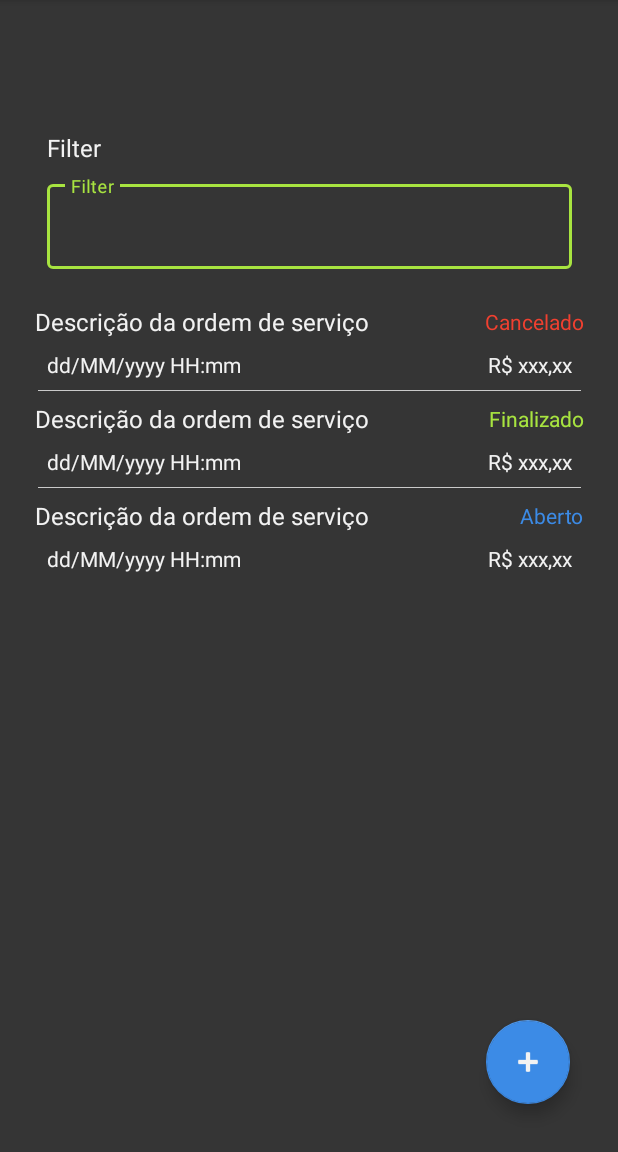
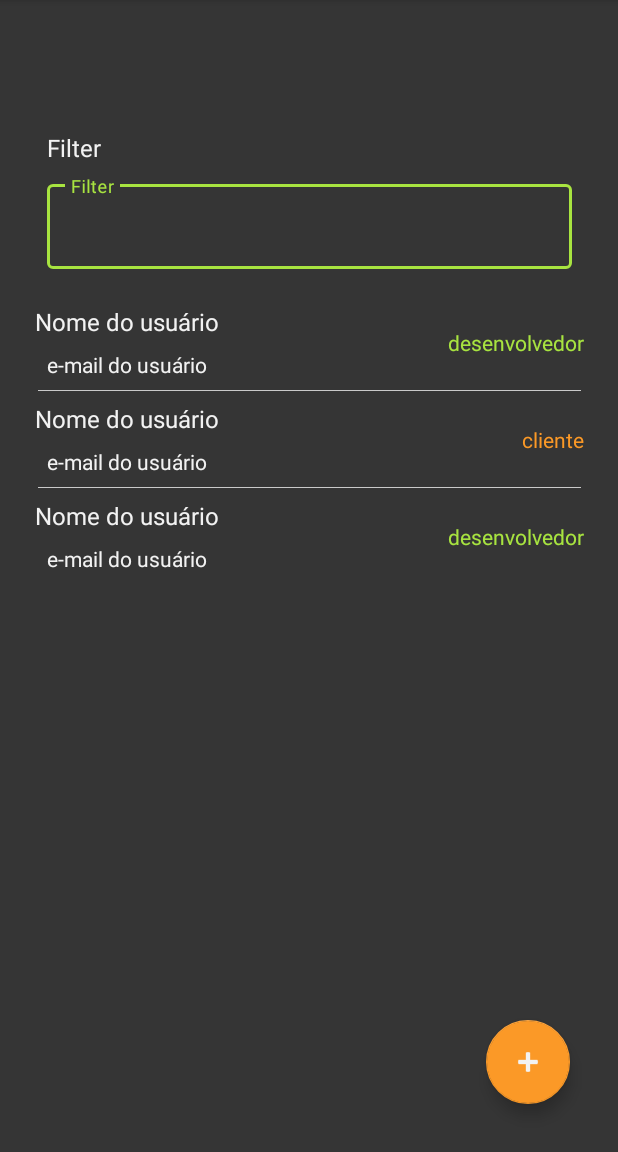
Before and after one commit to Felix-xilef/HavingOrder, an Android app: the UsersActivity screen opened directly, with no data from a screen before it, on a phone screen of 412 x 824 dp, the part 84-1236 px from its top. Run offline under Robolectric (Android 15) with nearby library versions, the phone set to English and light mode, and no system bars.

Commit message:
Created users screen

```diff
--- a/app/src/main/res/layout/activity_users.xml
+++ b/app/src/main/res/layout/activity_users.xml
@@ -62,6 +62,7 @@
             app:layout_constraintTop_toBottomOf="@+id/txtFilter">
 
             <LinearLayout
+                android:id="@+id/userEntries"
                 android:layout_width="match_parent"
                 android:layout_height="wrap_content"
                 android:divider="@color/foreground_dark"
@@ -78,48 +79,39 @@
                     android:onClick="goToAddEditUser">
 
                     <TextView
-                        android:id="@+id/lblDescription"
+                        android:id="@+id/lblName"
                         android:layout_width="wrap_content"
                         android:layout_height="wrap_content"
                         android:layout_marginStart="8dp"
                         android:layout_marginTop="8dp"
-                        android:text="Descrição da ordem de serviço"
+                        android:text="Nome do usuário"
                         android:textSize="16sp"
                         app:layout_constraintStart_toStartOf="parent"
                         app:layout_constraintTop_toTopOf="parent" />
 
                     <TextView
-                        android:id="@+id/lblStatus"
+                        android:id="@+id/lblType"
                         android:layout_width="wrap_content"
                         android:layout_height="wrap_content"
                         android:layout_marginEnd="8dp"
-                        android:text="Cancelado"
-                        android:textColor="@color/light_red"
-                        app:layout_constraintBottom_toBottomOf="@+id/lblDescription"
+                        android:text="desenvolvedor"
+                        android:textColor="@color/light_green"
+                        app:layout_constraintBottom_toBottomOf="@+id/lblEmail"
                         app:layout_constraintEnd_toEndOf="parent"
-                        app:layout_constraintTop_toTopOf="@+id/lblDescription" />
+                        app:layout_constraintTop_toTopOf="@+id/lblName" />
 
                     <TextView
-                        android:id="@+id/lblDate"
+                        android:id="@+id/lblEmail"
                         android:layout_width="wrap_content"
                         android:layout_height="wrap_content"
                         android:layout_marginStart="16dp"
                         android:layout_marginTop="8dp"
                         android:layout_marginBottom="8dp"
-                        android:text="dd/MM/yyyy HH:mm"
+                        android:text="e-mail do usuário"
                         app:layout_constraintBottom_toBottomOf="parent"
                         app:layout_constraintStart_toStartOf="parent"
-                        app:layout_constraintTop_toBottomOf="@+id/lblDescription" />
+                        app:layout_constraintTop_toBottomOf="@+id/lblName" />
 
-                    <TextView
-                        android:id="@+id/lblPrice"
-                        android:layout_width="wrap_content"
-                        android:layout_height="wrap_content"
-                        android:layout_marginEnd="16dp"
-                        android:text="R$ xxx,xx"
-                        app:layout_constraintBottom_toBottomOf="@+id/lblDate"
-                        app:layout_constraintEnd_toEndOf="parent"
-                        app:layout_constraintTop_toTopOf="@+id/lblDate" />
                 </androidx.constraintlayout.widget.ConstraintLayout>
 
                 <androidx.constraintlayout.widget.ConstraintLayout
@@ -131,48 +123,39 @@
                     android:onClick="goToAddEditUser">
 
                     <TextView
-                        android:id="@+id/lblDescription"
+                        android:id="@+id/lblName"
                         android:layout_width="wrap_content"
                         android:layout_height="wrap_content"
                         android:layout_marginStart="8dp"
                         android:layout_marginTop="8dp"
-                        android:text="Descrição da ordem de serviço"
+                        android:text="Nome do usuário"
                         android:textSize="16sp"
                         app:layout_constraintStart_toStartOf="parent"
                         app:layout_constraintTop_toTopOf="parent" />
 
                     <TextView
-                        android:id="@+id/lblStatus"
+                        android:id="@+id/lblType"
                         android:layout_width="wrap_content"
                         android:layout_height="wrap_content"
                         android:layout_marginEnd="8dp"
-                        android:text="Finalizado"
-                        android:textColor="@color/light_green"
-                        app:layout_constraintBottom_toBottomOf="@+id/lblDescription"
+                        android:text="cliente"
+                        android:textColor="@color/orange"
+                        app:layout_constraintBottom_toBottomOf="@+id/lblEmail"
                         app:layout_constraintEnd_toEndOf="parent"
-                        app:layout_constraintTop_toTopOf="@+id/lblDescription" />
+                        app:layout_constraintTop_toTopOf="@+id/lblName" />
 
                     <TextView
-                        android:id="@+id/lblDate"
+                        android:id="@+id/lblEmail"
                         android:layout_width="wrap_content"
                         android:layout_height="wrap_content"
                         android:layout_marginStart="16dp"
                         android:layout_marginTop="8dp"
                         android:layout_marginBottom="8dp"
-                        android:text="dd/MM/yyyy HH:mm"
+                        android:text="e-mail do usuário"
                         app:layout_constraintBottom_toBottomOf="parent"
                         app:layout_constraintStart_toStartOf="parent"
-                        app:layout_constraintTop_toBottomOf="@+id/lblDescription" />
+                        app:layout_constraintTop_toBottomOf="@+id/lblName" />
 
-                    <TextView
-                        android:id="@+id/lblPrice"
-                        android:layout_width="wrap_content"
-                        android:layout_height="wrap_content"
-                        android:layout_marginEnd="16dp"
-                        android:text="R$ xxx,xx"
-                        app:layout_constraintBottom_toBottomOf="@+id/lblDate"
-                        app:layout_constraintEnd_toEndOf="parent"
-                        app:layout_constraintTop_toTopOf="@+id/lblDate" />
                 </androidx.constraintlayout.widget.ConstraintLayout>
 
                 <androidx.constraintlayout.widget.ConstraintLayout
@@ -184,48 +167,39 @@
                     android:onClick="goToAddEditUser">
 
                     <TextView
-                        android:id="@+id/lblDescription"
+                        android:id="@+id/lblName"
                         android:layout_width="wrap_content"
                         android:layout_height="wrap_content"
                         android:layout_marginStart="8dp"
                         android:layout_marginTop="8dp"
-                        android:text="Descrição da ordem de serviço"
+                        android:text="Nome do usuário"
                         android:textSize="16sp"
                         app:layout_constraintStart_toStartOf="parent"
                         app:layout_constraintTop_toTopOf="parent" />
 
                     <TextView
-                        android:id="@+id/lblStatus"
+                        android:id="@+id/lblType"
                         android:layout_width="wrap_content"
                         android:layout_height="wrap_content"
                         android:layout_marginEnd="8dp"
-                        android:text="Aberto"
-                        android:textColor="@color/light_blue"
-                        app:layout_constraintBottom_toBottomOf="@+id/lblDescription"
+                        android:text="desenvolvedor"
+                        android:textColor="@color/light_green"
+                        app:layout_constraintBottom_toBottomOf="@+id/lblEmail"
                         app:layout_constraintEnd_toEndOf="parent"
-                        app:layout_constraintTop_toTopOf="@+id/lblDescription" />
+                        app:layout_constraintTop_toTopOf="@+id/lblName" />
 
                     <TextView
-                        android:id="@+id/lblDate"
+                        android:id="@+id/lblEmail"
                         android:layout_width="wrap_content"
                         android:layout_height="wrap_content"
                         android:layout_marginStart="16dp"
                         android:layout_marginTop="8dp"
                         android:layout_marginBottom="8dp"
-                        android:text="dd/MM/yyyy HH:mm"
+                        android:text="e-mail do usuário"
                         app:layout_constraintBottom_toBottomOf="parent"
                         app:layout_constraintStart_toStartOf="parent"
-                        app:layout_constraintTop_toBottomOf="@+id/lblDescription" />
+                        app:layout_constraintTop_toBottomOf="@+id/lblName" />
 
-                    <TextView
-                        android:id="@+id/lblPrice"
-                        android:layout_width="wrap_content"
-                        android:layout_height="wrap_content"
-                        android:layout_marginEnd="16dp"
-                        android:text="R$ xxx,xx"
-                        app:layout_constraintBottom_toBottomOf="@+id/lblDate"
-                        app:layout_constraintEnd_toEndOf="parent"
-                        app:layout_constraintTop_toTopOf="@+id/lblDate" />
                 </androidx.constraintlayout.widget.ConstraintLayout>
             </LinearLayout>
         </ScrollView>
@@ -240,7 +214,6 @@
         android:layout_marginBottom="32dp"
         android:clickable="true"
         android:onClick="goToAddEditUser"
-        app:backgroundTint="?attr/colorPrimary"
         app:layout_constraintBottom_toBottomOf="parent"
         app:layout_constraintEnd_toEndOf="parent"
         app:srcCompat="@android:drawable/ic_input_add" />
--- a/app/src/main/res/values/strings.xml
+++ b/app/src/main/res/values/strings.xml
@@ -16,4 +16,6 @@
     <string name="btnUsers">Users / Clients</string>
     <string name="btnLogout">Logout</string>
     <string name="actionbarMenu">Menu</string>
+    <string name="userTypeDev">Developer</string>
+    <string name="userTypeClient">Client</string>
 </resources>
```
Also changed, not shown: app/src/main/res/layout/activity_orders.xml (+24 -25 lines), 1 other file.
